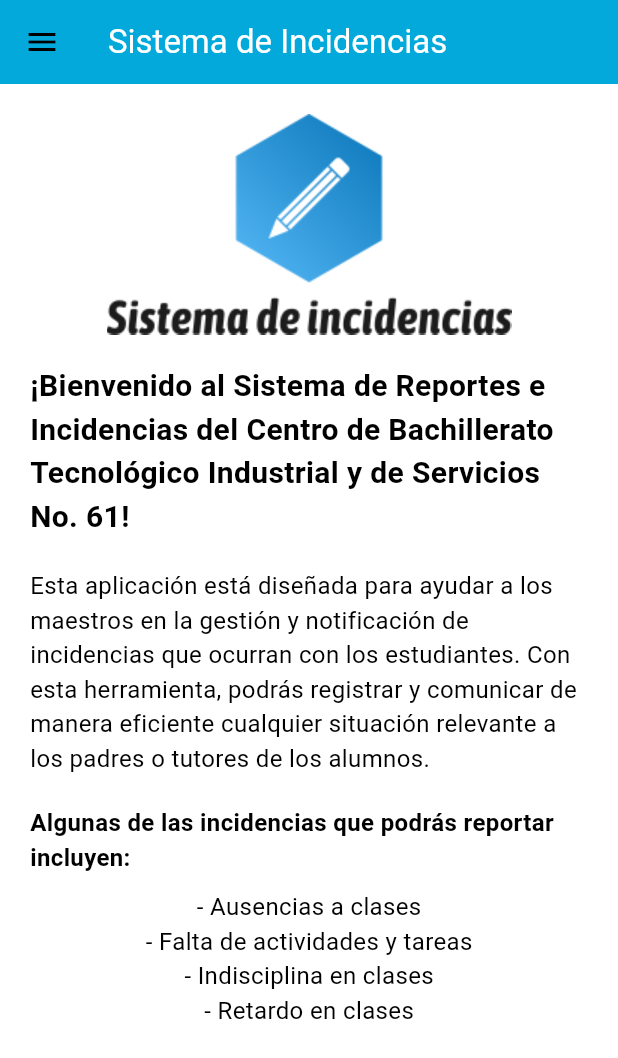
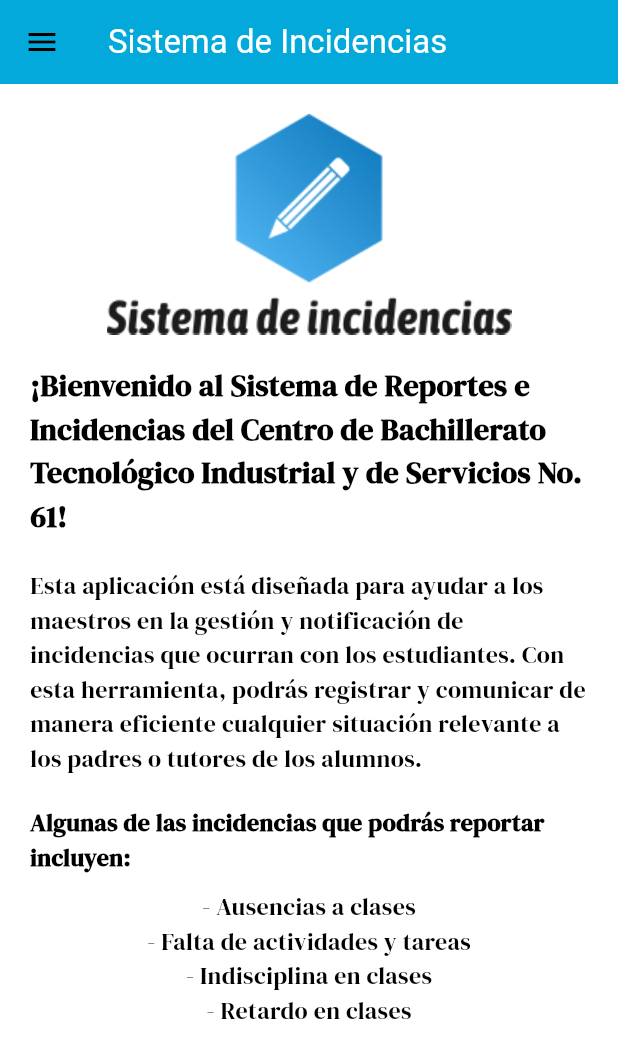
Before and after one commit to ErickST00N2/maestros, a Flutter app: the screen it shows after launch, on a phone screen of 412 x 824 dp. Shown: the top 1058 px of the screen. Run offline on Flutter 3.47's test engine with Material 3 defaults, Android fonts, the phone set to English and light mode, and no system bars; drawn by our look-alikes of auto_size_text; our stand-ins replace cloud_firestore, firebase_auth, firebase_core, firebase_storage, flutter_form_builder, flutter_svg and 2 more; missing offline and left inert: flutter_flip_card, qr_bar_code_scanner_dialog, searchbar_animation; accounts and stored records are empty.

Commit message:
Se añade google_fonts y path_provider en las dependencias

```diff
--- a/lib/src/app.dart
+++ b/lib/src/app.dart
@@ -1,4 +1,5 @@
 import 'package:flutter/material.dart';
+import 'package:google_fonts/google_fonts.dart';
 import 'package:maestros/src/providers/list_incidents.dart';
 import 'package:maestros/src/providers/student_form_provider.dart';
 import 'package:maestros/src/providers/user.dart';
@@ -62,6 +63,7 @@ class MyApp extends StatelessWidget {
               backgroundColor: const Color.fromARGB(255, 255, 255, 255),
             ),
           ),
+          fontFamily: GoogleFonts.dmSerifDisplay().fontFamily,
         ),
         color: Color(cAplication.fuerteMedio),
         initialRoute: Routes.initialRoute,
--- a/pubspec.yaml
+++ b/pubspec.yaml
@@ -46,7 +46,7 @@ dependencies:
   #Dependencias para poder importar un archivo csv a firebase.
   #csv: ^6.0.0
 
-  #path_provider: ^2.1.2
+  path_provider: ^2.1.2
   #open_file: 3.3.2
   flutter_svg: ^2.0.9
   math_expressions: ^2.0.0
@@ -66,6 +66,8 @@ dependencies:
   auto_size_text: ^3.0.0
   omni_datetime_picker: ^1.0.9
   intl: ^0.19.0
+
+  #Dependencias de google fonts
   google_fonts: ^6.2.1
 
 dev_dependencies:
```
Also changed, not shown: pubspec.lock.
